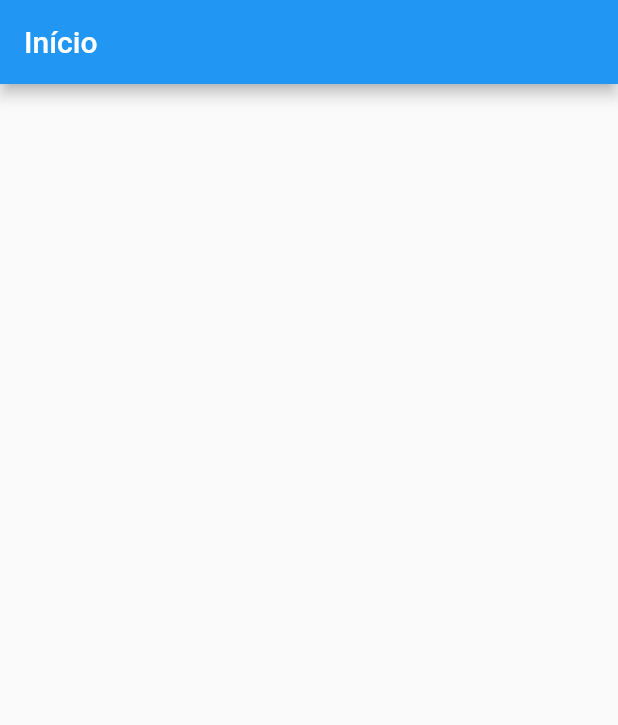
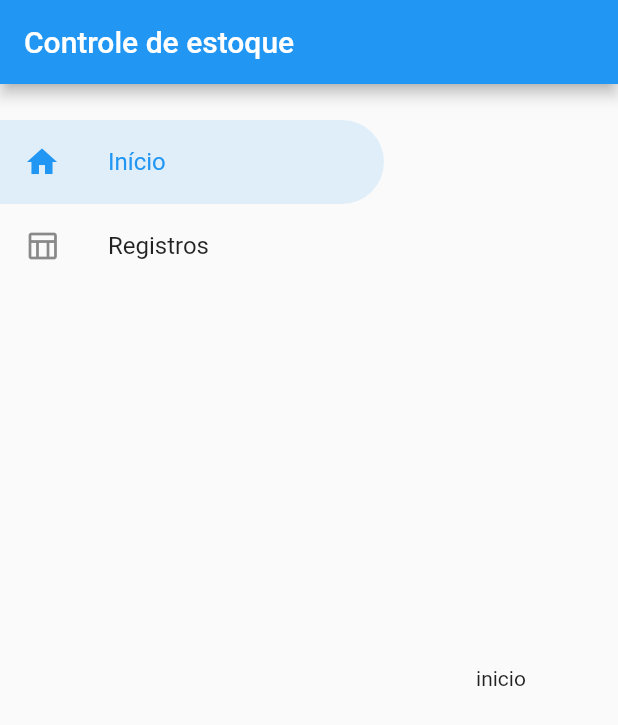
Before and after one commit to matheusdonatoni/warehouse_flow, a Flutter app: the screen it shows after launch, on a phone screen of 412 x 824 dp. Shown: the top 725 px of the screen. Run offline on Flutter 3.47's test engine with Material 2 defaults, Android fonts, the phone set to English and light mode, and no system bars; our stand-ins replace get.

Commit message:
Created persistend drawer and drawer tiles

```diff
--- a/lib/controllers/home_controllers/home_controller.dart
+++ b/lib/controllers/home_controllers/home_controller.dart
@@ -2,6 +2,4 @@ import 'package:warehouse_flow/controllers/impl/base_get_notifier_impl.dart';
 
 class HomeController extends BaseGetNotifierImpl<int> {
   HomeController(int initial) : super(initial);
-
-
 }
--- a/lib/services/navigation_services.dart
+++ b/lib/services/navigation_services.dart
@@ -5,5 +5,23 @@ class NavigationServices extends GetxService {
   int get index => this._index.value;
   set index(int val) => this._index.value = val;
 
+  void onItemTapped(int newIndex) {
+    if (newIndex != index) {
+      changeTab(newIndex);
+    } else {
+      popUntilInitialRoute();
+    }
+  }
 
+  void changeTab(int newIndex) {
+    index = newIndex;
+  }
+
+  void popUntilInitialRoute() async {
+    final maybePop = await Get.nestedKey(index)?.currentState?.maybePop();
+
+    if (maybePop == null || !maybePop) return;
+
+    Get.until((route) => route.isFirst);
+  }
 }
--- a/lib/views/home/home.dart
+++ b/lib/views/home/home.dart
@@ -8,8 +8,8 @@ class HomePage extends GetView<HomeController> {
   @override
   Widget build(BuildContext context) {
     return Scaffold(
-      appBar: AppBar(
-        title: Text('Início'),
+      body: Center(
+        child: Text('inicio'),
       ),
     );
   }
--- a/lib/views/log/log.dart
+++ b/lib/views/log/log.dart
@@ -6,8 +6,8 @@ class LogPage extends StatelessWidget {
   @override
   Widget build(BuildContext context) {
     return Scaffold(
-      appBar: AppBar(
-        title: Text('Log'),
+      body: Center(
+        child: Text('Registros'),
       ),
     );
   }
--- a/lib/views/root/root.dart
+++ b/lib/views/root/root.dart
@@ -4,18 +4,53 @@ import '../../services/navigation_services.dart';
 import '../home/home.dart';
 import '../log/log.dart';
 import '../../routes/routes.dart';
+import 'widgets/drawer/drawer_tile.dart';
+import 'widgets/drawer/persistend_navigation_drawer.dart';
 
 class RootPage extends GetView<NavigationServices> {
   const RootPage({Key? key}) : super(key: key);
 
   @override
   Widget build(BuildContext context) {
-    return IndexedStack(
+    return Scaffold(
+      appBar: AppBar(
+        title: Text('Controle de estoque'),
+      ),
+      body: Padding(
+        padding: const EdgeInsets.symmetric(vertical: 24.0),
+        child: Row(
+          children: [
+            Obx(
+              () => PersistentNavigationDrawer(
+                index: controller.index,
+                onTap: controller.onItemTapped,
+                items: [
+                  DrawerTile(
+                    icon: Icon(Icons.home),
+                    label: 'Início',
+                  ),
+                  DrawerTile(
+                    icon: Icon(Icons.table_chart_outlined),
+                    label: 'Registros',
+                  ),
+                ],
+              ),
+            ),
+            Expanded(
+              child: Padding(
+                padding: const EdgeInsets.only(
+                  left: 24.0,
+                  top: 24.0,
+                  right: 24.0,
+                ),
+                child: Obx(
+                  () => IndexedStack(
                     index: controller.index,
                     children: [
                       Navigator(
                         key: Get.nestedKey(0),
-          onGenerateInitialRoutes: (navigator, initialRouteName) => [
+                        onGenerateInitialRoutes:
+                            (navigator, initialRouteName) => [
                           GetPageRoute(
                             page: () => HomePage(),
                           )
@@ -30,7 +65,8 @@ class RootPage extends GetView<NavigationServices> {
                       Navigator(
                         key: Get.nestedKey(1),
                         initialRoute: Routes.LOG,
-          onGenerateInitialRoutes: (navigator, initialRouteName) => [
+                        onGenerateInitialRoutes:
+                            (navigator, initialRouteName) => [
                           GetPageRoute(
                             page: () => LogPage(),
                           )
@@ -42,6 +78,13 @@ class RootPage extends GetView<NavigationServices> {
                         },
                       ),
                     ],
+                  ),
+                ),
+              ),
+            ),
+          ],
+        ),
+      ),
     );
   }
 }
--- /dev/null
+++ b/lib/views/root/widgets/drawer/drawer_tile.dart
@@ -0,0 +1,11 @@
+import 'package:flutter/material.dart';
+
+class DrawerTile {
+  final Widget icon;
+  final String label;
+  const DrawerTile({
+    Key? key,
+    required this.icon,
+    required this.label,
+  });
+}
--- /dev/null
+++ b/lib/views/root/widgets/drawer/persistend_navigation_drawer.dart
@@ -0,0 +1,85 @@
+import 'package:flutter/material.dart';
+
+import 'drawer_tile.dart';
+
+class PersistentNavigationDrawer extends StatelessWidget {
+  final List<DrawerTile> items;
+  final void Function(int index)? onTap;
+  final int index;
+  final double width;
+
+  const PersistentNavigationDrawer({
+    Key? key,
+    required this.items,
+    this.index = 0,
+    this.onTap,
+    this.width = 256,
+  }) : super(key: key);
+
+  List<Widget> _createTiles() {
+    final List<Widget> _items = [];
+
+    for (int i = 0; i < items.length; i++) {
+      _items.add(
+        _DrawerTile(
+          icon: items[i].icon,
+          label: items[i].label,
+          selected: index == i,
+          onTap: () => onTap?.call(i),
+        ),
+      );
+    }
+
+    return _items;
+  }
+
+  @override
+  Widget build(BuildContext context) {
+    return Container(
+      alignment: Alignment.topLeft,
+      width: width,
+      child: ListView(
+        shrinkWrap: true,
+        children: [
+          ..._createTiles(),
+        ],
+      ),
+    );
+  }
+}
+
+class _DrawerTile extends StatelessWidget {
+  final Widget icon;
+  final String label;
+  final void Function()? onTap;
+  final bool selected;
+  const _DrawerTile({
+    Key? key,
+    required this.icon,
+    required this.label,
+    this.onTap,
+    this.selected = false,
+  }) : super(key: key);
+
+  @override
+  Widget build(BuildContext context) {
+    final theme = Theme.of(context);
+
+    return ListTile(
+      shape: RoundedRectangleBorder(
+        borderRadius: BorderRadius.horizontal(
+          right: Radius.circular(
+            32,
+          ),
+        ),
+      ),
+      title: Text(label),
+      leading: icon,
+      onTap: onTap,
+      selected: selected,
+      selectedTileColor: selected
+          ? theme.colorScheme.primary.withOpacity(0.12)
+          : Colors.transparent,
+    );
+  }
+}
```
Lines whose indentation alone changed are shown as unchanged.
